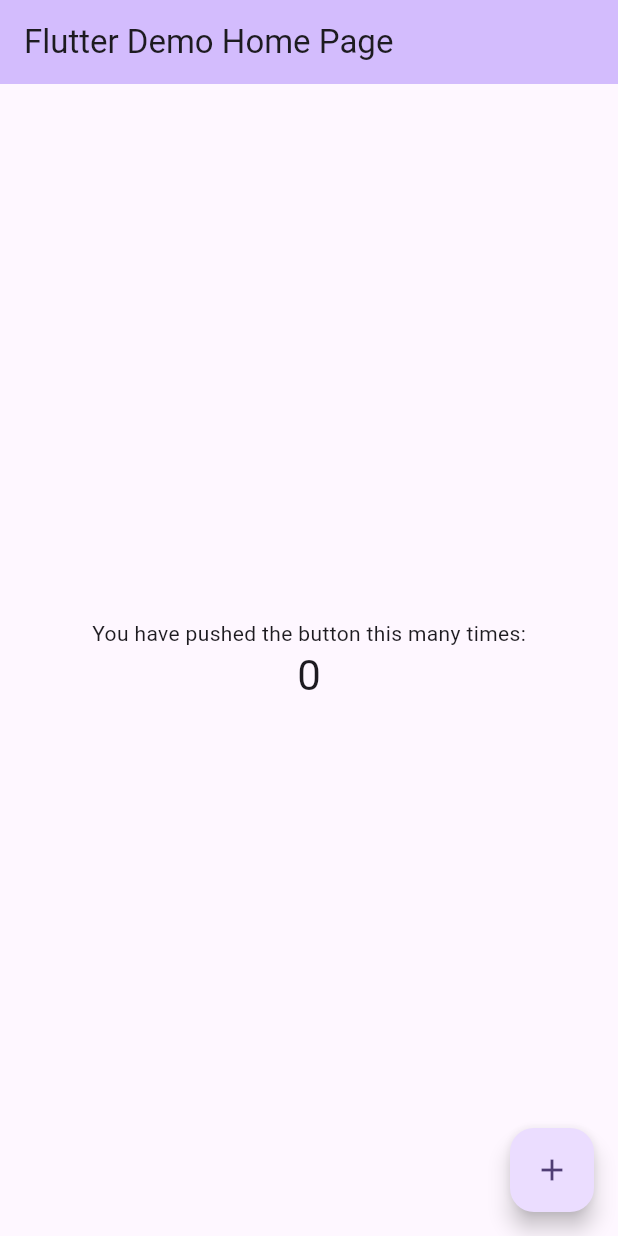
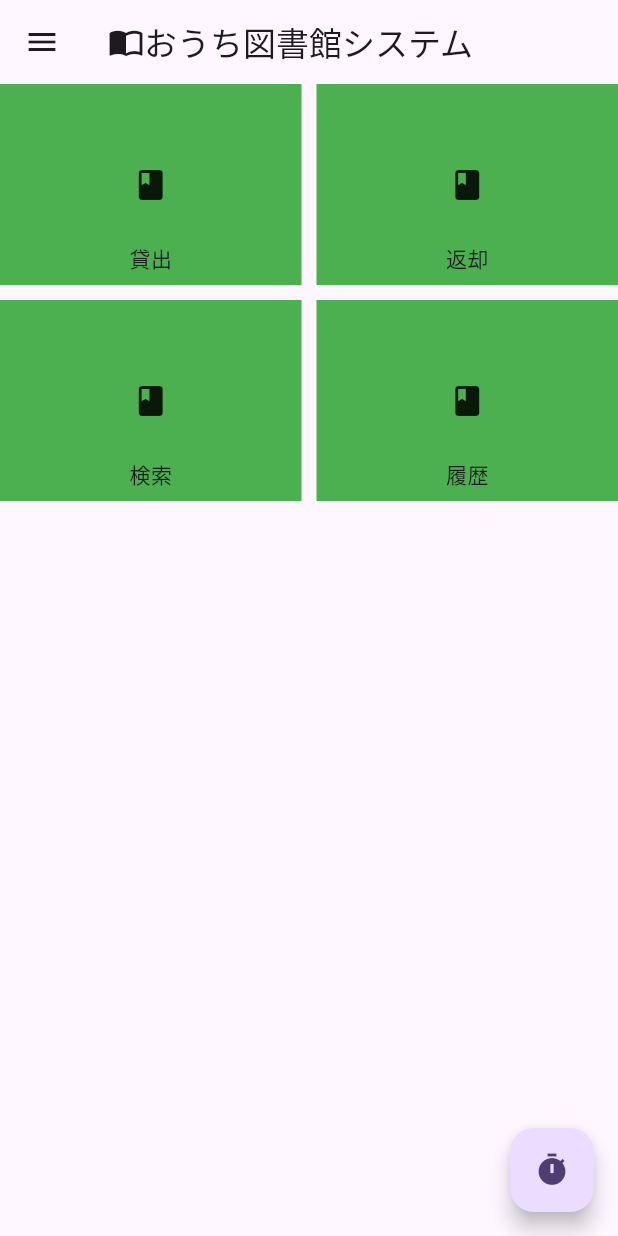
Before and after one commit to ntakahashi016/alexandrite, a Flutter app: the screen it shows after launch, on a phone screen of 412 x 824 dp. Run offline on Flutter 3.47's test engine with Material 3 defaults, Android fonts, the phone set to English and light mode, and no system bars.

Commit message:
add main menu grid

```diff
--- a/app/client/lib/main.dart
+++ b/app/client/lib/main.dart
@@ -31,46 +31,43 @@ class MyHomePage extends StatefulWidget {
 }
 
 class _MyHomePageState extends State<MyHomePage> {
-  int _counter = 0;
-
-  // 5. カウンタが押された時のメソッド
-  void _incrementCounter() {
-    setState(() {
-      _counter++;
-    });
-  }
-
+  List<String> mainMenu = ['貸出','返却','検索','履歴'];
   @override
   Widget build(BuildContext context) {
-    // 4. MyHomePageの画面を構築する部分
     return Scaffold(
-      // 画面上部のタイトル部分
       appBar: AppBar(
-        backgroundColor: Theme.of(context).colorScheme.inversePrimary,
-        title: Text(widget.title),
+        title: Row(children: const [
+          Icon(Icons.import_contacts),
+          Text("おうち図書館システム"),
+        ]),
       ),
-      body: Center(
-        child: Column(
-          mainAxisAlignment: MainAxisAlignment.center,
-          children: <Widget>[
-            // 画面の中央に表示されるテキスト
-            const Text(
-              'You have pushed the button this many times:',
+      body: GridView.count(
+        crossAxisCount: 2,
+        crossAxisSpacing: 10.0,
+        mainAxisSpacing: 10.0,
+        childAspectRatio: 1.5,
+        shrinkWrap: true,
+        children: List.generate(4, (index) {
+          return Container(
+            padding: const EdgeInsets.all(8.0),
+            alignment: Alignment.center,
+            decoration: BoxDecoration(
+              color: Colors.green,
             ),
-            // テキストの下に表示されるカウンタ値
-            Text(
-              '$_counter',
-              style: Theme.of(context).textTheme.headlineMedium,
+            child: GridTile(
+              child: Icon(Icons.book),
+              footer: Center(
+                child: Text(
+                  '${mainMenu[index]}',
+                ),
+              )
             ),
-          ],
-        ),
+          );
+        }),
       ),
-      // 右下の「+」ボタンに対応するフローティングアクションボタン
       floatingActionButton: FloatingActionButton(
-        onPressed: _incrementCounter,
-        tooltip: 'Increment',
-        child: const Icon(Icons.add),
-      ),
+        onPressed: () => {print("押したね？")}, child: const Icon(Icons.timer)),
+      drawer: const Drawer(child: Center(child: Text("Drawer"))),
     );
   }
 }
```
